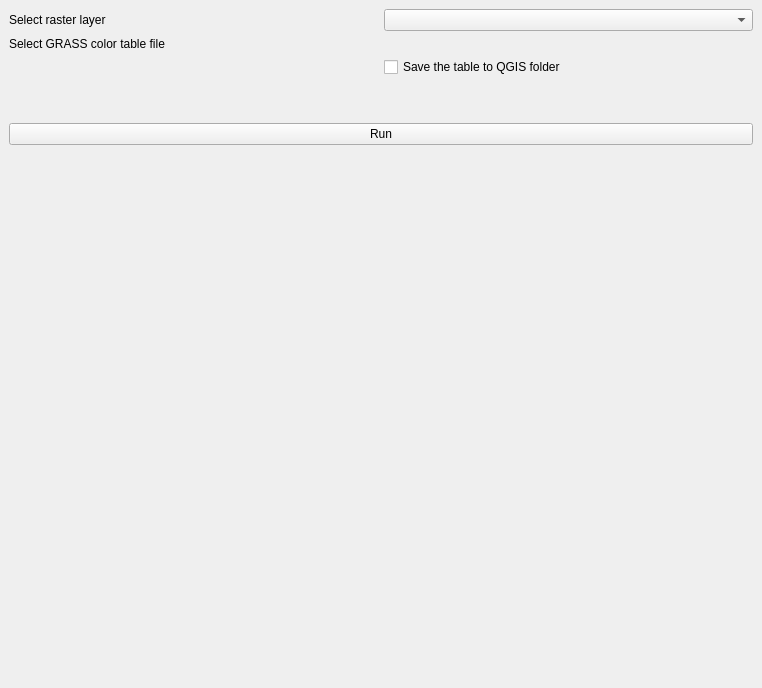
Old version of the form GRASS_GIS_Color_Table_Import_dockwidget_base.ui in the repository ctu-fgis/2024-b-grass-qgis-colors-convert.
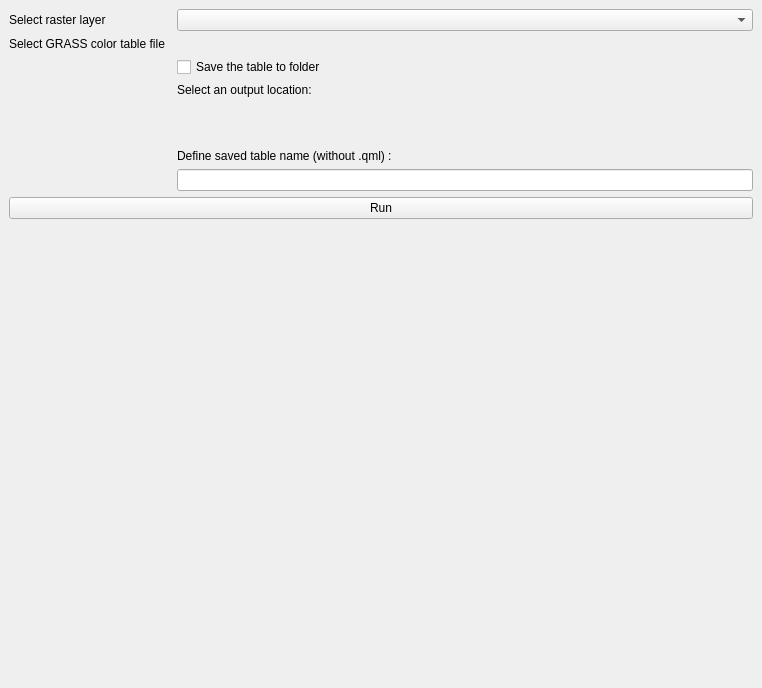
New version of the form. Custom widgets are drawn as their Qt base class.

Commit message:
folder and filename selection for saved qml table added (+labels)
OutputLocationLabel
OutputFileWidget
TableNameLabel
OutputFileName

The edit to the form file:
```diff
--- a/GRASS_GIS_Color_Table_Import_dockwidget_base.ui
+++ b/GRASS_GIS_Color_Table_Import_dockwidget_base.ui
@@ -15,6 +15,19 @@
   </property>
   <widget class="QWidget" name="dockWidgetContents">
    <layout class="QGridLayout" name="gridLayout">
+    <item row="12" column="0">
+     <spacer name="verticalSpacer">
+      <property name="orientation">
+       <enum>Qt::Vertical</enum>
+      </property>
+      <property name="sizeHint" stdset="0">
+       <size>
+        <width>20</width>
+        <height>40</height>
+       </size>
+      </property>
+     </spacer>
+    </item>
     <item row="3" column="0">
      <widget class="QLabel" name="TableLable">
       <property name="text">
@@ -22,47 +35,34 @@
       </property>
      </widget>
     </item>
-    <item row="4" column="1">
+    <item row="4" column="2">
      <widget class="QCheckBox" name="SaveFileCheckBox">
       <property name="text">
-       <string>Save the table to QGIS folder</string>
+       <string>Save the table to folder</string>
       </property>
      </widget>
     </item>
-    <item row="3" column="1">
+    <item row="1" column="2">
+     <widget class="QgsMapLayerComboBox" name="SelectLayerComboBox"/>
+    </item>
+    <item row="3" column="2">
      <widget class="QgsFileWidget" name="SelectFileWidget"/>
     </item>
-    <item row="6" column="0" colspan="2">
+    <item row="10" column="0" colspan="3">
      <widget class="QPushButton" name="RunButton">
       <property name="text">
        <string>Run</string>
       </property>
      </widget>
     </item>
-    <item row="1" column="0">
-     <widget class="QLabel" name="LayerLabel">
+    <item row="5" column="2">
+     <widget class="QLabel" name="OutputLocationLabel">
       <property name="text">
-       <string>Select raster layer</string>
+       <string>Select an output location:</string>
       </property>
      </widget>
     </item>
-    <item row="8" column="0">
-     <spacer name="verticalSpacer">
-      <property name="orientation">
-       <enum>Qt::Vertical</enum>
-      </property>
-      <property name="sizeHint" stdset="0">
-       <size>
-        <width>20</width>
-        <height>40</height>
-       </size>
-      </property>
-     </spacer>
-    </item>
-    <item row="1" column="1">
-     <widget class="QgsMapLayerComboBox" name="SelectLayerComboBox"/>
-    </item>
-    <item row="5" column="0">
+    <item row="7" column="0">
      <spacer name="verticalSpacer_fixed">
       <property name="orientation">
        <enum>Qt::Vertical</enum>
@@ -78,6 +78,33 @@
       </property>
      </spacer>
     </item>
+    <item row="9" column="2">
+     <widget class="QLineEdit" name="OutputFileName"/>
+    </item>
+    <item row="7" column="2">
+     <widget class="QgsFileWidget" name="OutputFileWidget">
+      <property name="filter">
+       <string/>
+      </property>
+      <property name="storageMode">
+       <enum>QgsFileWidget::GetDirectory</enum>
+      </property>
+     </widget>
+    </item>
+    <item row="1" column="0">
+     <widget class="QLabel" name="LayerLabel">
+      <property name="text">
+       <string>Select raster layer</string>
+      </property>
+     </widget>
+    </item>
+    <item row="8" column="2">
+     <widget class="QLabel" name="TableNameLabel">
+      <property name="text">
+       <string>Define saved table name (without .qml) : </string>
+      </property>
+     </widget>
+    </item>
    </layout>
   </widget>
  </widget>
```
